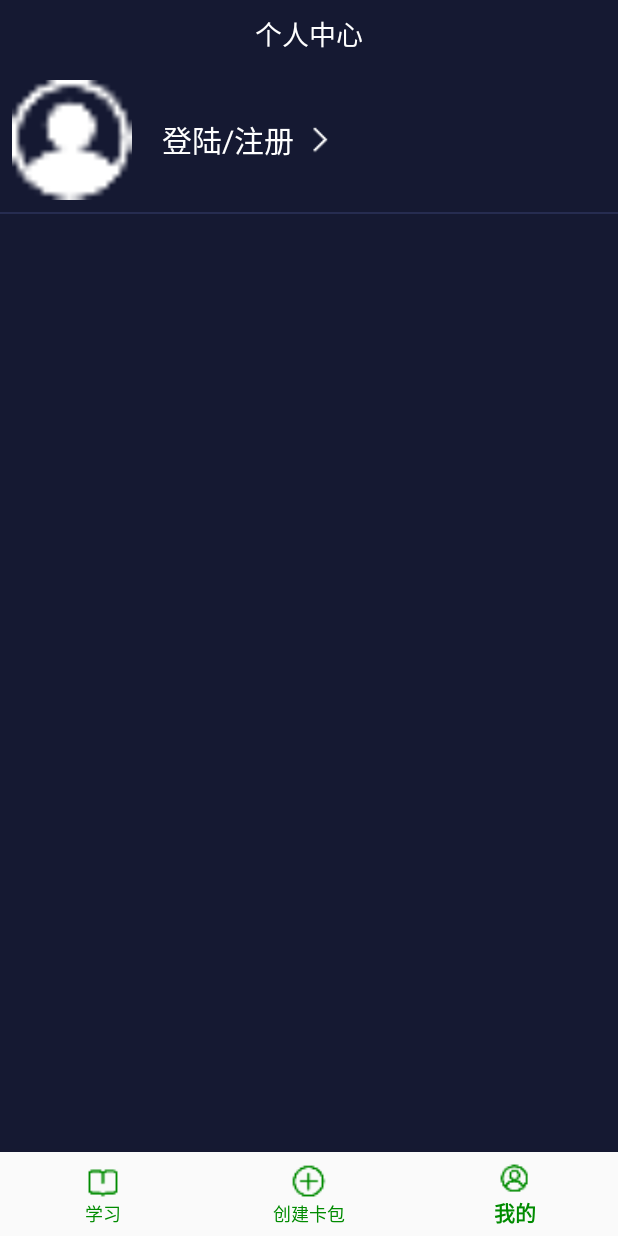
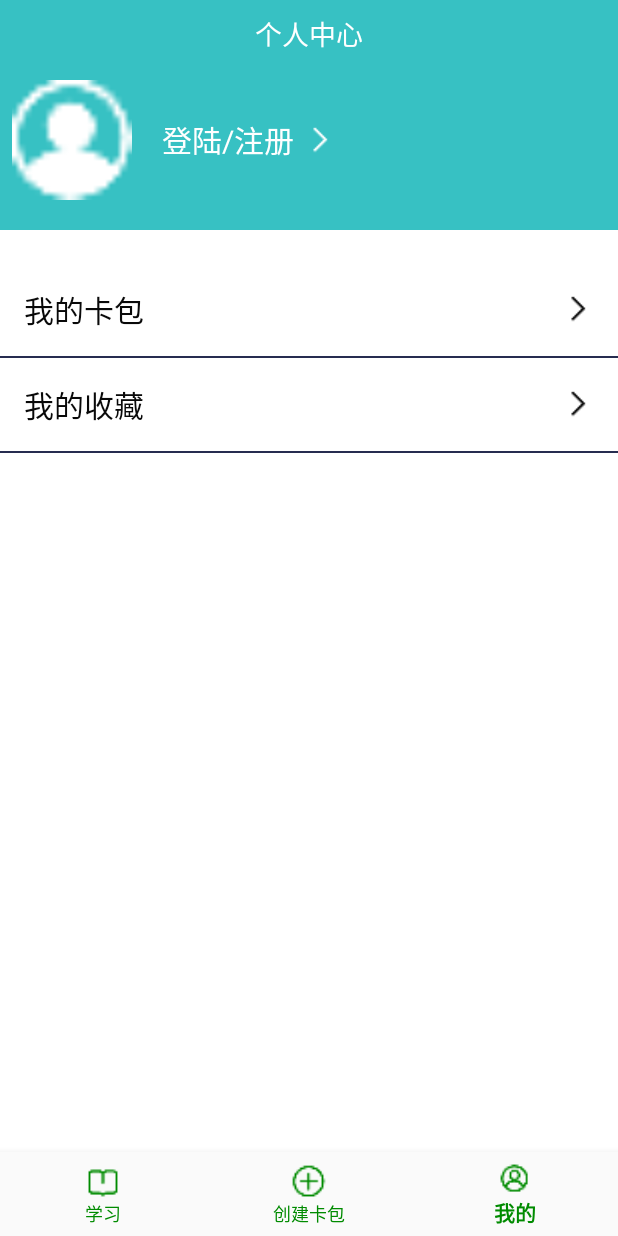
Before and after one commit to LoveLifeEveryday/MemoryKeeper, an Android app: the screen it shows after launch (MainActivity), item 3 of the bottom bar chosen, on a phone screen of 412 x 824 dp. Run offline under Robolectric (Android 15) with nearby library versions, the phone set to English and light mode, and no system bars; our stand-ins replace ButterKnife, RxJava; libraries missing offline, so code that uses them is left out: com.gyf.immersionbar, ren.yale.android; 7 statements that could not run were skipped.

Commit message:
refactor(mine):更改界面风格

```diff
--- a/app/src/main/java/com/xcynice/memorykeeper/http/gson/BaseResponseBodyConverter.java
+++ b/app/src/main/java/com/xcynice/memorykeeper/http/gson/BaseResponseBodyConverter.java
@@ -3,6 +3,8 @@ package com.xcynice.memorykeeper.http.gson;
 import com.google.gson.TypeAdapter;
 import com.xcynice.memorykeeper.R;
 import com.xcynice.memorykeeper.base.BaseException;
+import com.xcynice.memorykeeper.module.mine.activity.LoginActivity;
+import com.xcynice.memorykeeper.util.ActivityUtil;
 import com.xcynice.memorykeeper.util.SpUtil;
 import com.xcynice.memorykeeper.util.XUtil;
 
@@ -44,7 +46,7 @@ public class BaseResponseBodyConverter<T> implements Converter<ResponseBody, T>
                     data = XUtil.getApplication().getString(R.string.loginFail);
                     // 处理登录失效 更新
                     SpUtil.setBoolean(SpUtil.IS_LOGIN, false);
-
+                    ActivityUtil.startActivity(LoginActivity.class);
                 } else {
                     data = object.getString(XUtil.getApplication().getString(R.string.errorMsg));
                 }
--- a/app/src/main/java/com/xcynice/memorykeeper/module/mine/activity/MineInfoActivity.java
+++ b/app/src/main/java/com/xcynice/memorykeeper/module/mine/activity/MineInfoActivity.java
@@ -45,7 +45,7 @@ public class MineInfoActivity extends BaseActivity<MinePresenter> implements IMi
 
     @Override
     protected void initView() {
-        mIvBack.setVisibility(View.INVISIBLE);
+
         mTvTitle.setText("个人设置");
         ImmersionBar.with(this).titleBar(mLlTitle).init();
     }
--- a/app/src/main/java/com/xcynice/memorykeeper/module/mine/fragment/MineFragment.java
+++ b/app/src/main/java/com/xcynice/memorykeeper/module/mine/fragment/MineFragment.java
@@ -72,13 +72,13 @@ public class MineFragment extends BaseFragment<MinePresenter> implements IMineVi
     public void onResume() {
         super.onResume();
         if (!SpUtil.getBoolean(SpUtil.IS_LOGIN)) {
-            mRlCardBag.setVisibility(View.GONE);
-            mRlCollect.setVisibility(View.GONE);
+//            mRlCardBag.setVisibility(View.GONE);
+//            mRlCollect.setVisibility(View.GONE);
             mTvName.setText("登陆/注册");
         } else {
             //如果已经登陆
-            mRlCardBag.setVisibility(View.VISIBLE);
-            mRlCollect.setVisibility(View.VISIBLE);
+//            mRlCardBag.setVisibility(View.VISIBLE);
+//            mRlCollect.setVisibility(View.VISIBLE);
             presenter.getUserInfo();
 
         }
--- a/app/src/main/res/drawable-xxhdpi/bg_logout.xml
+++ b/app/src/main/res/drawable-xxhdpi/bg_logout.xml
@@ -1,6 +1,6 @@
 <?xml version="1.0" encoding="utf-8"?>
 <shape xmlns:android="http://schemas.android.com/apk/res/android">
-    <solid android:color="#ae3a2b" />
+    <solid android:color="#ee4e3e" />
     <corners android:radius="20dp" />
 
 </shape>
--- a/app/src/main/res/layout/fragment_mine.xml
+++ b/app/src/main/res/layout/fragment_mine.xml
@@ -1,8 +1,9 @@
 <?xml version="1.0" encoding="utf-8"?>
 <LinearLayout xmlns:android="http://schemas.android.com/apk/res/android"
         xmlns:tools="http://schemas.android.com/tools"
+        xmlns:app="http://schemas.android.com/apk/res-auto"
         android:layout_width="match_parent"
-        android:background="#151932"
+        android:background="#ffffff"
         android:layout_height="match_parent"
         android:orientation="vertical"
         tools:context=".module.mine.fragment.MineFragment">
@@ -11,8 +12,11 @@
 
 
     <LinearLayout
+            android:background="#37c1c3"
+            android:paddingBottom="20dp"
             android:id="@+id/ll_head"
-            android:layout_marginTop="@dimen/dp_10"
+
+            android:paddingTop="@dimen/dp_10"
             android:layout_width="match_parent"
             android:layout_height="wrap_content">
 
@@ -54,7 +58,7 @@
                 android:layout_width="wrap_content"
                 android:layout_height="wrap_content"
                 android:text="我的卡包"
-                android:textColor="#ffffff"
+                android:textColor="#090909"
                 android:layout_marginLeft="@dimen/dp_10"
                 android:textSize="20dp" />
 
@@ -63,6 +67,7 @@
                 android:layout_width="20dp"
                 android:layout_alignParentRight="true"
                 android:src="@drawable/ic_right_arrow"
+                app:tint="#090909"
                 android:layout_centerVertical="true"
                 android:layout_height="20dp" />
     </RelativeLayout>
@@ -84,17 +89,24 @@
                 android:layout_width="wrap_content"
                 android:layout_height="wrap_content"
                 android:text="我的收藏"
-                android:textColor="#ffffff"
+                android:textColor="#090909"
                 android:layout_marginLeft="@dimen/dp_10"
                 android:textSize="20dp" />
 
         <ImageView
                 android:layout_marginRight="@dimen/dp_10"
                 android:layout_width="20dp"
+                app:tint="#090909"
                 android:layout_alignParentRight="true"
                 android:src="@drawable/ic_right_arrow"
                 android:layout_centerVertical="true"
                 android:layout_height="20dp" />
     </RelativeLayout>
 
+    <View
+            android:layout_marginTop="@dimen/dp_10"
+            android:layout_width="match_parent"
+            android:layout_height="1dp"
+            android:background="#262c50" />
+
 </LinearLayout>
--- a/app/src/main/res/layout/title_bar.xml
+++ b/app/src/main/res/layout/title_bar.xml
@@ -2,7 +2,7 @@
 <LinearLayout xmlns:android="http://schemas.android.com/apk/res/android"
         android:orientation="vertical"
         android:id="@+id/title_bar"
-        android:background="#151932"
+        android:background="#37c1c3"
         android:layout_width="match_parent"
         android:layout_height="45dp"
         android:gravity="top">
```
Also changed, not shown: app/src/main/res/layout/activity_mine_info.xml (+8 -5 lines).
